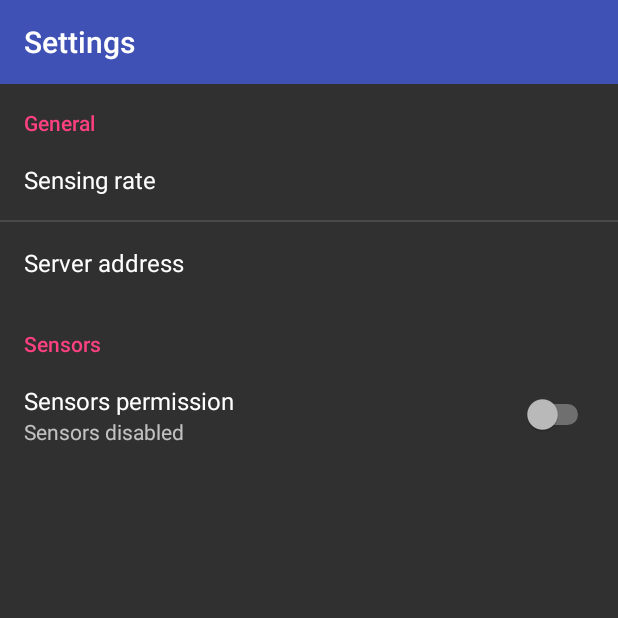
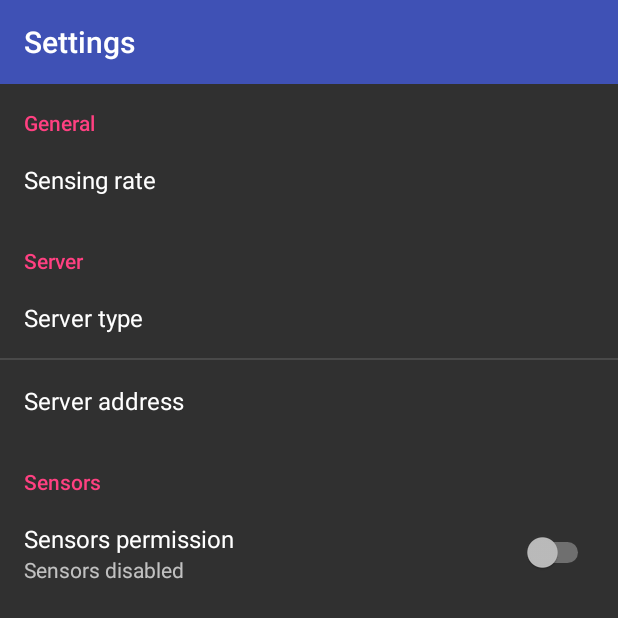
Before and after one commit to bcarron/SyndesiApp, an Android app: the screen it shows after launch (SettingsActivity), in the options menu, after a tap on "Settings", on a phone screen of 412 x 824 dp. Shown: the top 618 px of the screen. Run offline under Robolectric (Android 15) with nearby library versions, the phone set to English and light mode, and no system bars.

Commit message:
Add server type in settings to choose between Syndesi or Sengen

```diff
--- a/app/src/main/res/values/strings_activity_settings.xml
+++ b/app/src/main/res/values/strings_activity_settings.xml
@@ -5,13 +5,24 @@
     <string name="title_activity_settings">Settings</string>
 
     <string name="pref_header_general">General</string>
+    <string name="pref_header_server">Server</string>
     <string name="pref_header_sensor">Sensors</string>
 
     <string name="pref_title_sensor_rate">Sensing rate</string>
     <string name="pref_title_sensor_perm">Sensors permission</string>
+    <string name="pref_title_server_type">Server type</string>
     <string name="pref_title_server_url">Server address</string>
 
     <string name="pref_default_server_address">tcstestbed.unige.ch</string>
+
+    <string-array name="pref_server_type_titles">
+        <item>Use Sengen DB</item>
+        <item>Use Syndesi server</item>
+    </string-array>
+    <string-array name="pref_server_type_values">
+        <item>sengen</item>
+        <item>syndesi</item>
+    </string-array>
 
     <string-array name="pref_rate_titles">
         <item>Very fast (10s)</item>
--- a/app/src/main/res/xml/preferences.xml
+++ b/app/src/main/res/xml/preferences.xml
@@ -10,6 +10,17 @@
         android:negativeButtonText="@null"
         android:positiveButtonText="@null"
         android:title="@string/pref_title_sensor_rate" />
+
+    <PreferenceCategory android:title="@string/pref_header_server"></PreferenceCategory>
+
+    <ListPreference
+        android:defaultValue="sengen"
+        android:entries="@array/pref_server_type_titles"
+        android:entryValues="@array/pref_server_type_values"
+        android:key="PREF_SERVER_TYPE"
+        android:negativeButtonText="@null"
+        android:positiveButtonText="@null"
+        android:title="@string/pref_title_server_type" />
 
     <EditTextPreference
         android:defaultValue="@string/pref_default_server_address"
```
